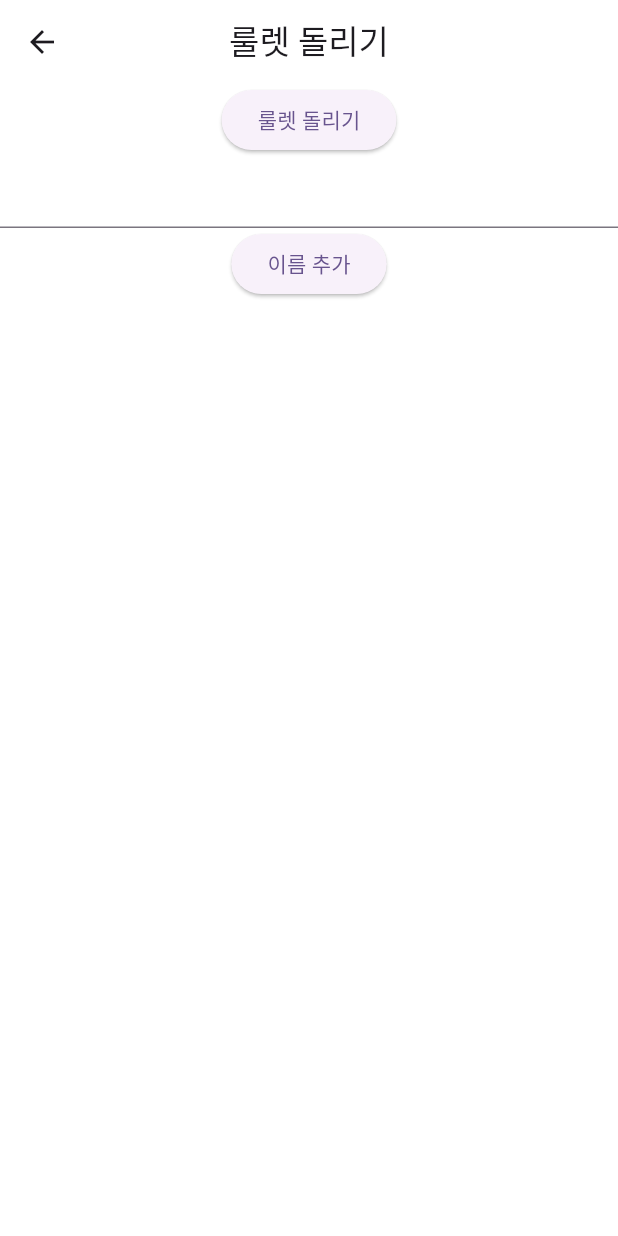
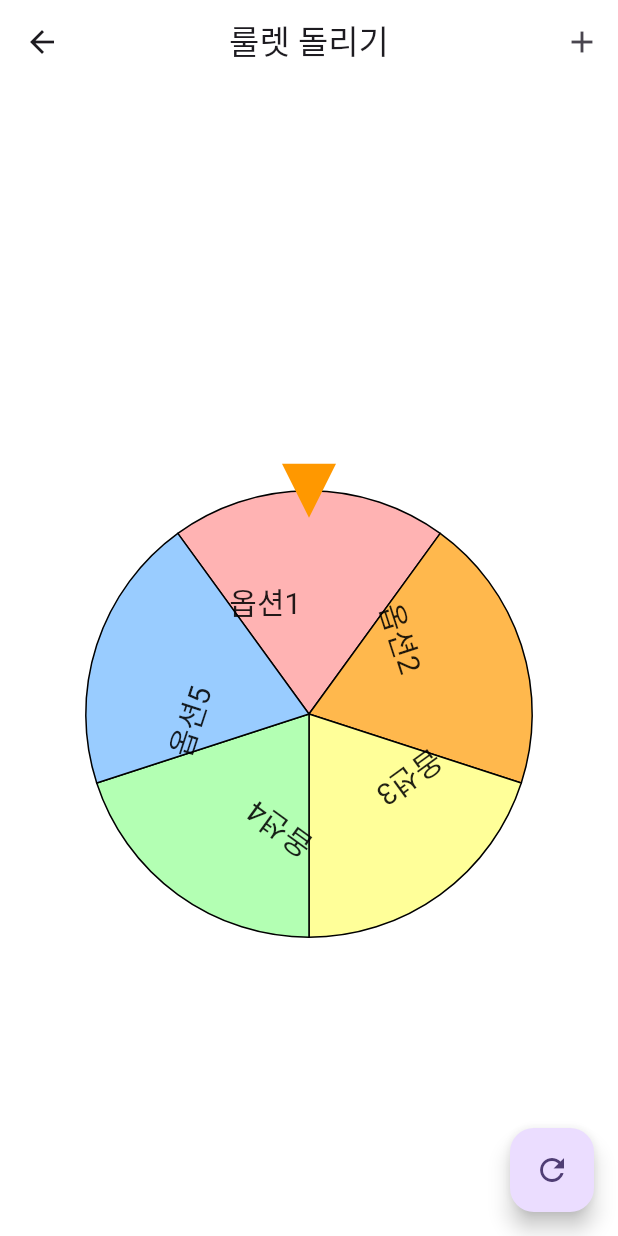
Before and after one commit to chasenpai/pick_king, a Flutter app: the screen it shows after launch, after a tap on "룰렛", on a phone screen of 412 x 824 dp. Run offline on Flutter 3.47's test engine with Material 3 defaults, Android fonts, the phone set to English and light mode, and no system bars; drawn by our look-alikes of flutter_fortune_wheel; our stand-ins replace freezed_annotation, get_it, go_router, hive_flutter, rxdart; accounts and stored records are empty.

Commit message:
roulette implementation

```diff
--- /dev/null
+++ b/lib/config/di_setup.dart
@@ -0,0 +1,20 @@
+import 'package:get_it/get_it.dart';
+import 'package:pick_king/data/repository/roulette_repository_impl.dart';
+import 'package:pick_king/domain/repository/roulette_repository.dart';
+import 'package:pick_king/presentation/roulette/roulette_view_model.dart';
+
+final getIt = GetIt.instance;
+
+void diSetup() {
+
+  getIt.registerSingleton<RouletteRepository>(
+    RouletteRepositoryImpl(),
+  );
+
+  getIt.registerFactory<RouletteViewModel>(
+    () => RouletteViewModel(
+      rouletteRepository: getIt(),
+    ),
+  );
+
+}
--- /dev/null
+++ b/lib/data/repository/roulette_repository_impl.dart
@@ -0,0 +1,23 @@
+import 'package:hive_flutter/hive_flutter.dart';
+import 'package:pick_king/data/entity/roulette_entity.dart';
+import 'package:pick_king/data/mapper/roulette_mapper.dart';
+import 'package:pick_king/domain/model/roulette.dart';
+import 'package:pick_king/domain/repository/roulette_repository.dart';
+
+class RouletteRepositoryImpl implements RouletteRepository {
+
+  @override
+  Future<Roulette?> getRoulette() async {
+    final box = Hive.box('pick_king.db');
+    final RouletteEntity? roulette = box.get('roulette');
+    return roulette?.toModel();
+  }
+
+  @override
+  Future<void> saveRoulette(Roulette model) async {
+    final roulette = model.toEntity();
+    final box = Hive.box('pick_king.db');
+    await box.put('roulette', roulette);
+  }
+
+}
--- /dev/null
+++ b/lib/domain/model/roulette.dart
@@ -0,0 +1,13 @@
+import 'package:freezed_annotation/freezed_annotation.dart';
+
+part 'roulette.freezed.dart';
+part 'roulette.g.dart';
+
+@freezed
+class Roulette with _$Roulette {
+  const factory Roulette({
+    required List<String> items,
+  }) = _Roulette;
+
+  factory Roulette.fromJson(Map<String, dynamic> json) => _$RouletteFromJson(json);
+}
--- /dev/null
+++ b/lib/domain/repository/roulette_repository.dart
@@ -0,0 +1,9 @@
+import 'package:pick_king/domain/model/roulette.dart';
+
+abstract interface class RouletteRepository {
+
+  Future<Roulette?> getRoulette();
+
+  Future<void> saveRoulette(Roulette model);
+
+}
--- a/lib/main.dart
+++ b/lib/main.dart
@@ -1,8 +1,14 @@
 import 'package:flutter/material.dart';
-import 'package:pick_king/home_screen.dart';
+import 'package:hive_flutter/hive_flutter.dart';
+import 'package:pick_king/config/di_setup.dart';
+import 'package:pick_king/data/entity/roulette_entity.dart';
 import 'package:pick_king/router.dart';
 
-void main() {
+void main() async {
+  diSetup();
+  await Hive.initFlutter();
+  Hive.registerAdapter<RouletteEntity>(RouletteEntityAdapter());
+  await Hive.openBox('pick_king.db');
   runApp(const MyApp());
 }
 
--- /dev/null
+++ b/lib/presentation/roulette/roulette_state.dart
@@ -0,0 +1,16 @@
+import 'package:freezed_annotation/freezed_annotation.dart';
+import 'package:pick_king/domain/model/roulette.dart';
+
+part 'roulette_state.freezed.dart';
+part 'roulette_state.g.dart';
+
+@freezed
+class RouletteState with _$RouletteState {
+  const factory RouletteState({
+    Roulette? roulette,
+    @Default(false) bool isSpinning,
+    int? result,
+  }) = _RouletteState;
+
+  factory RouletteState.fromJson(Map<String, dynamic> json) => _$RouletteStateFromJson(json);
+}
--- /dev/null
+++ b/lib/presentation/roulette/roulette_view_model.dart
@@ -0,0 +1,106 @@
+import 'dart:async';
+
+import 'package:flutter/cupertino.dart';
+import 'package:pick_king/domain/model/roulette.dart';
+import 'package:pick_king/domain/repository/roulette_repository.dart';
+import 'package:pick_king/presentation/roulette/roulette_state.dart';
+
+class RouletteViewModel with ChangeNotifier {
+
+  final RouletteRepository _rouletteRepository;
+
+  RouletteState _state = const RouletteState();
+  RouletteState get state => _state;
+
+  final _messageController = StreamController<String>();
+  Stream<String> get messageStream => _messageController.stream;
+
+  RouletteViewModel({
+    required RouletteRepository rouletteRepository,
+  }) : _rouletteRepository = rouletteRepository {
+    _loadRoulette();
+  }
+
+  //todo error?
+  void _loadRoulette() async {
+    final roulette = await _rouletteRepository.getRoulette();
+    if(roulette == null) {
+      const newRoulette = Roulette(
+        items: [
+          '옵션1',
+          '옵션2',
+          '옵션3',
+          '옵션4',
+          '옵션5',
+        ],
+      );
+      _state = _state.copyWith(
+        roulette: newRoulette,
+      );
+    }else {
+      _state = _state.copyWith(
+        roulette: roulette,
+      );
+    }
+    notifyListeners();
+  }
+
+  void toggleSpinning() async {
+    _state = _state.copyWith(
+      isSpinning: !_state.isSpinning,
+    );
+    notifyListeners();
+  }
+
+  void addItem() async {
+    final currentRoulette = _state.roulette!;
+    if(currentRoulette.items.length < 8) {
+      final updatedItems = List<String>.from(currentRoulette.items)
+        ..add('옵션${currentRoulette.items.length + 1}');
+      final updatedRoulette = currentRoulette.copyWith(
+        items: updatedItems,
+      );
+      await _rouletteRepository.saveRoulette(updatedRoulette);
+      _state = _state.copyWith(
+        roulette: updatedRoulette,
+      );
+      notifyListeners();
+    }else {
+      _messageController.add('옵션은 최대 8개까지 추가할 수 있어요.');
+    }
+  }
+
+  void removeItem(int index) async {
+    final currentRoulette = _state.roulette!;
+    if(currentRoulette.items.length > 2) {
+      final updatedItems = List<String>.from(currentRoulette.items)
+        ..removeAt(index);
+      final updatedRoulette = currentRoulette.copyWith(
+        items: updatedItems,
+      );
+      await _rouletteRepository.saveRoulette(updatedRoulette);
+      _state = _state.copyWith(
+        roulette: updatedRoulette,
+      );
+    }else {
+      _messageController.add('옵션은 최소 2개 있어야 해요.');
+    }
+
+    notifyListeners();
+  }
+
+  void editItem(int index, String item) async {
+    final currentRoulette = _state.roulette!;
+    final updatedItems = List<String>.from(currentRoulette.items)
+      ..[index] = item;
+    final updatedRoulette = currentRoulette.copyWith(
+      items: updatedItems,
+    );
+    await _rouletteRepository.saveRoulette(updatedRoulette);
+    _state = _state.copyWith(
+      roulette: updatedRoulette,
+    );
+    notifyListeners();
+  }
+
+}
--- /dev/null
+++ b/lib/presentation/roulette/screen/roulette_root.dart
@@ -0,0 +1,81 @@
+import 'dart:async';
+
+import 'package:flutter/material.dart';
+import 'package:go_router/go_router.dart';
+import 'package:pick_king/config/di_setup.dart';
+import 'package:pick_king/presentation/roulette/roulette_view_model.dart';
+import 'package:pick_king/presentation/roulette/screen/roulette_item_dialog.dart';
+import 'package:pick_king/presentation/roulette/screen/roulette_screen.dart';
+
+class RouletteRoot extends StatefulWidget {
+  const RouletteRoot({super.key});
+
+  @override
+  State<RouletteRoot> createState() => _RouletteRootState();
+}
+
+class _RouletteRootState extends State<RouletteRoot> {
+
+  late RouletteViewModel _viewModel;
+  StreamSubscription? _messageSubscription;
+
+  @override
+  void initState() {
+    super.initState();
+    _viewModel = getIt<RouletteViewModel>();
+    _messageSubscription = _viewModel.messageStream.listen((message) {
+      if(mounted) {
+        showDialog(
+          context: context,
+          builder: (context) {
+            return AlertDialog(
+              title: Text(
+                message,
+              ),
+            );
+          },
+        );
+      }
+    });
+  }
+
+  @override
+  void dispose() {
+    _messageSubscription?.cancel();
+    super.dispose();
+  }
+
+  @override
+  Widget build(BuildContext context) {
+    return ListenableBuilder(
+      listenable: _viewModel,
+      builder: (context, widget) {
+        return RouletteScreen(
+          state: _viewModel.state,
+          onAnimate: _viewModel.toggleSpinning,
+          onItemAddTap: () {
+            _viewModel.addItem();
+          },
+          onItemTap: (index, item) {
+            showDialog(
+              context: context,
+              builder: (context) {
+                return RouletteItemDialog(
+                  item: item,
+                  onDeleteTap: () {
+                    _viewModel.removeItem(index);
+                    context.pop();
+                  },
+                  onConfirmTap: (item) {
+                    _viewModel.editItem(index, item);
+                    context.pop();
+                  },
+                );
+              },
+            );
+          },
+        );
+      },
+    );
+  }
+}
--- /dev/null
+++ b/lib/presentation/roulette/screen/roulette_screen.dart
@@ -0,0 +1,125 @@
+import 'dart:math';
+
+import 'package:flutter/material.dart';
+import 'package:flutter_fortune_wheel/flutter_fortune_wheel.dart';
+import 'package:pick_king/presentation/roulette/roulette_state.dart';
+import 'package:pick_king/util/color_utils.dart';
+import 'package:rxdart/rxdart.dart';
+
+class RouletteScreen extends StatefulWidget {
+  final RouletteState state;
+  final VoidCallback onAnimate;
+  final VoidCallback onItemAddTap;
+  final Function(int, String) onItemTap;
+
+  const RouletteScreen({
+    required this.state,
+    required this.onAnimate,
+    required this.onItemAddTap,
+    required this.onItemTap,
+    super.key,
+  });
+
+  @override
+  State<RouletteScreen> createState() => _RouletteScreenState();
+}
+
+class _RouletteScreenState extends State<RouletteScreen> {
+
+  final BehaviorSubject<int> _subject = BehaviorSubject<int>();
+
+  @override
+  void dispose() {
+    _subject.close();
+    super.dispose();
+  }
+
+  @override
+  Widget build(BuildContext context) {
+    return Scaffold(
+      resizeToAvoidBottomInset: false,
+      appBar: AppBar(
+        backgroundColor: Colors.white,
+        title: const Text(
+          '룰렛 돌리기',
+        ),
+        centerTitle: true,
+        actions: [
+          IconButton(
+            onPressed: widget.onItemAddTap,
+            icon: const Icon(
+              Icons.add
+            ),
+          ),
+        ],
+      ),
+      body: Padding(
+        padding: const EdgeInsets.symmetric(
+          horizontal: 20.0,
+        ),
+        child: Column(
+          children: [
+            SizedBox(
+              height: 72.0,
+              child: widget.state.roulette != null && !widget.state.isSpinning && _subject.valueOrNull != null ? Text(
+                '결과: ${widget.state.roulette!.items[_subject.valueOrNull!]}',
+              ) : null,
+            ),
+            const SizedBox(height: 72.0,),
+            if(widget.state.roulette != null)
+              Expanded(
+                child: FortuneWheel(
+                  selected: _subject.stream,
+                  physics: NoPanPhysics(),
+                  animateFirst: false,
+                  onAnimationStart: widget.onAnimate,
+                  onAnimationEnd: widget.onAnimate,
+                  items: widget.state.roulette!.items.asMap().entries.map((e) {
+                    final index = e.key;
+                    final item = e.value;
+                    return FortuneItem(
+                      onTap: () {
+                        widget.onItemTap(index, item);
+                      },
+                      style: FortuneItemStyle(
+                        color: Color(int.parse('0xFF${ColorUtils.getColorByIndex(index)}')),
+                      ),
+                      child: Transform.rotate(
+                        angle: 90 * 3.14159 / 180,
+                        child: Text(
+                          item,
+                          style: const TextStyle(
+                            color: Colors.black87,
+                            fontSize: 20.0,
+                          ),
+                        ),
+                      ),
+                    );
+                  }).toList(),
+                  indicators: const [
+                    FortuneIndicator(
+                      alignment: Alignment.topCenter,
+                      child: TriangleIndicator(
+                        color: Colors.orange,
+                      ),
+                    ),
+                  ],
+                ),
+              ),
+            const SizedBox(height: 72.0,),
+          ],
+        ),
+      ),
+      floatingActionButton: FloatingActionButton(
+        onPressed: () async {
+          if (widget.state.isSpinning) return;
+          final random = Random().nextInt(widget.state.roulette!.items.length);
+          _subject.add(random);
+        },
+        child: const Icon(
+          Icons.refresh,
+        ),
+      ),
+    );
+  }
+}
--- a/lib/roulette_screen.dart
+++ /dev/null
@@ -1,88 +0,0 @@
-import 'dart:async';
-import 'dart:math';
-
-import 'package:flutter/material.dart';
-import 'package:flutter_fortune_wheel/flutter_fortune_wheel.dart';
-import 'package:roulette/roulette.dart';
-
-class RouletteScreen extends StatefulWidget {
-  const RouletteScreen({super.key});
-
-  @override
-  State<RouletteScreen> createState() => _RouletteScreenState();
-}
-
-class _RouletteScreenState extends State<RouletteScreen> {
-
-  final StreamController<int> _streamController = StreamController<int>();
-  final TextEditingController _textEditingController = TextEditingController();
-  final List<String> _names = ['꽝',];
-  bool _isSpinning = false;
-
-  @override
-  Widget build(BuildContext context) {
-    return Scaffold(
-      appBar: AppBar(
-        backgroundColor: Colors.white,
-        title: Text(
-          '룰렛 돌리기',
-        ),
-        centerTitle: true,
-      ),
-      body: SafeArea(
-        child: Column(
-          children: [
-            if(_names.length > 1)
-              Expanded(
-              child: FortuneWheel(
-                selected: _streamController.stream,
-                physics: NoPanPhysics(),
-                animateFirst: false,
-                onAnimationStart: () {
-                  setState(() {
-                    _isSpinning = true;
-                  });
-                },
-                onAnimationEnd: () {
-                  setState(() {
-                    _isSpinning = false;
-                  });
-                },
-                items: _names.map((e) {
-                  return FortuneItem(
-                    child: Transform.rotate(
-                      angle: 90 * 3.14159 / 180,
-                      child: Text(
-                        e,
-                      ),
-                    ),
-                  );
-                }).toList(),
-              ),
-            ),
-            ElevatedButton(
-              onPressed: () async {
-                if (_isSpinning) return;
-                final random = Random().nextInt(_names.length);
-                _streamController.add(random);
-                print(random);
-              },
-              child: Text('룰렛 돌리기'),
-            ),
-            TextField(
-              controller: _textEditingController,
-            ),
-            ElevatedButton(
-              onPressed: () async {
-                setState(() {
-                  _names.add(_textEditingController.text);
-                });
-              },
-              child: Text('이름 추가'),
-            ),
-          ],
-        ),
-      ),
-    );
-  }
-}
--- a/lib/router.dart
+++ b/lib/router.dart
@@ -2,8 +2,8 @@ import 'package:go_router/go_router.dart';
 import 'package:pick_king/dice_screen.dart';
 import 'package:pick_king/draw_name_screen.dart';
 import 'package:pick_king/home_screen.dart';
+import 'package:pick_king/presentation/roulette/screen/roulette_root.dart';
 import 'package:pick_king/random_number_screen.dart';
-import 'package:pick_king/roulette_screen.dart';
 
 final router = GoRouter(
   initialLocation: '/',
@@ -18,7 +18,7 @@ final router = GoRouter(
     ),
     GoRoute(
       path: '/roulette',
-      builder: (context, state) => RouletteScreen(),
+      builder: (context, state) => const RouletteRoot(),
     ),
     GoRoute(
       path: '/draw-name',
--- /dev/null
+++ b/lib/util/color_utils.dart
@@ -0,0 +1,24 @@
+class ColorUtils {
+
+  static String getColorByIndex(int index) {
+    switch(index) {
+      case 0:
+        return 'FFB3B3';
+      case 1:
+        return 'FFB84D';
+      case 2:
+        return 'FFFF99';
+      case 3:
+        return 'B3FFB3';
+      case 4:
+        return '99CCFF';
+      case 5:
+        return '6699CC';
+      case 6:
+        return 'CC99FF';
+      default:
+        return 'D3D3D3';
+    }
+  }
+
+}
```
Also changed, not shown: lib/data/entity/roulette_entity.dart (added, +13 -0 lines), lib/data/mapper/roulette_mapper.dart (added, +18 -0 lines), lib/presentation/roulette/screen/roulette_item_dialog.dart (added, +73 -0 lines), lib/data/entity/roulette_entity.g.dart (added), lib/domain/model/roulette.freezed.dart (added), lib/domain/model/roulette.g.dart (added), lib/presentation/roulette/roulette_state.freezed.dart (added), lib/presentation/roulette/roulette_state.g.dart (added).
